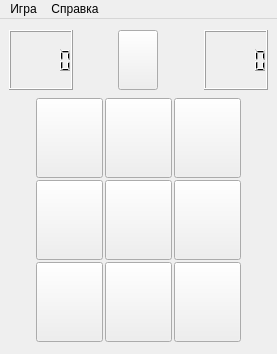
pbalykov/TicTacToeQt, file root.ui: the form before one commit.
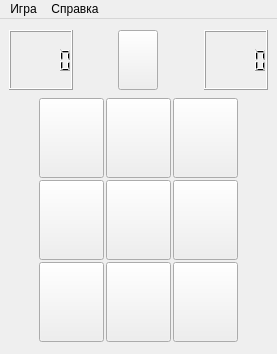
The form after the commit. Custom widgets are drawn as their Qt base class.

Patch:
```diff
--- a/root.ui
+++ b/root.ui
@@ -114,7 +114,7 @@
         </property>
         <property name="font">
          <font>
-          <pointsize>20</pointsize>
+          <pointsize>16</pointsize>
          </font>
         </property>
         <property name="text">
@@ -132,7 +132,7 @@
         </property>
         <property name="font">
          <font>
-          <pointsize>20</pointsize>
+          <pointsize>16</pointsize>
          </font>
         </property>
         <property name="text">
@@ -150,7 +150,7 @@
         </property>
         <property name="font">
          <font>
-          <pointsize>20</pointsize>
+          <pointsize>16</pointsize>
          </font>
         </property>
         <property name="text">
@@ -168,7 +168,7 @@
         </property>
         <property name="font">
          <font>
-          <pointsize>20</pointsize>
+          <pointsize>16</pointsize>
          </font>
         </property>
         <property name="text">
@@ -199,7 +199,7 @@
         </property>
         <property name="font">
          <font>
-          <pointsize>20</pointsize>
+          <pointsize>16</pointsize>
          </font>
         </property>
         <property name="text">
@@ -217,7 +217,7 @@
         </property>
         <property name="font">
          <font>
-          <pointsize>20</pointsize>
+          <pointsize>16</pointsize>
          </font>
         </property>
         <property name="text">
@@ -235,7 +235,7 @@
         </property>
         <property name="font">
          <font>
-          <pointsize>20</pointsize>
+          <pointsize>16</pointsize>
          </font>
         </property>
         <property name="text">
@@ -253,7 +253,7 @@
         </property>
         <property name="font">
          <font>
-          <pointsize>20</pointsize>
+          <pointsize>16</pointsize>
          </font>
         </property>
         <property name="text">
@@ -271,7 +271,7 @@
         </property>
         <property name="font">
          <font>
-          <pointsize>20</pointsize>
+          <pointsize>16</pointsize>
          </font>
         </property>
         <property name="text">
```
Left out of the diff: 2 changed lines with no effect on the pictures.
